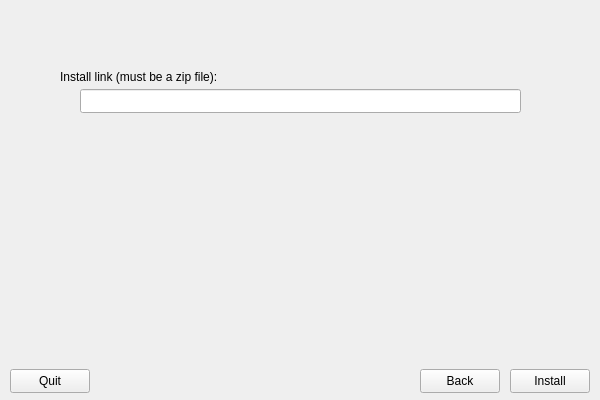
First picture: the form in layout/install.ui, repository MCMi460/razor, before the edit.
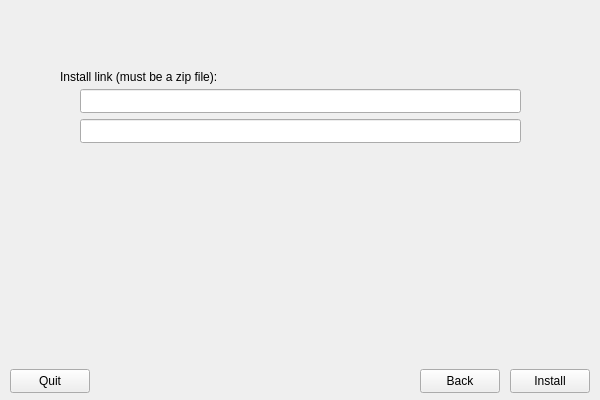
Second picture: the form after the edit. The open tabs and pages were chosen to show the change.

```diff
--- a/layout/install.ui
+++ b/layout/install.ui
@@ -268,6 +268,16 @@
       <string>Install link (must be a zip file):</string>
      </property>
     </widget>
+    <widget class="QLineEdit" name="linkEdit2">
+     <property name="geometry">
+      <rect>
+       <x>70</x>
+       <y>70</y>
+       <width>441</width>
+       <height>24</height>
+      </rect>
+     </property>
+    </widget>
    </widget>
    <widget class="QWidget" name="installingPage">
     <widget class="QPushButton" name="next3">
```
